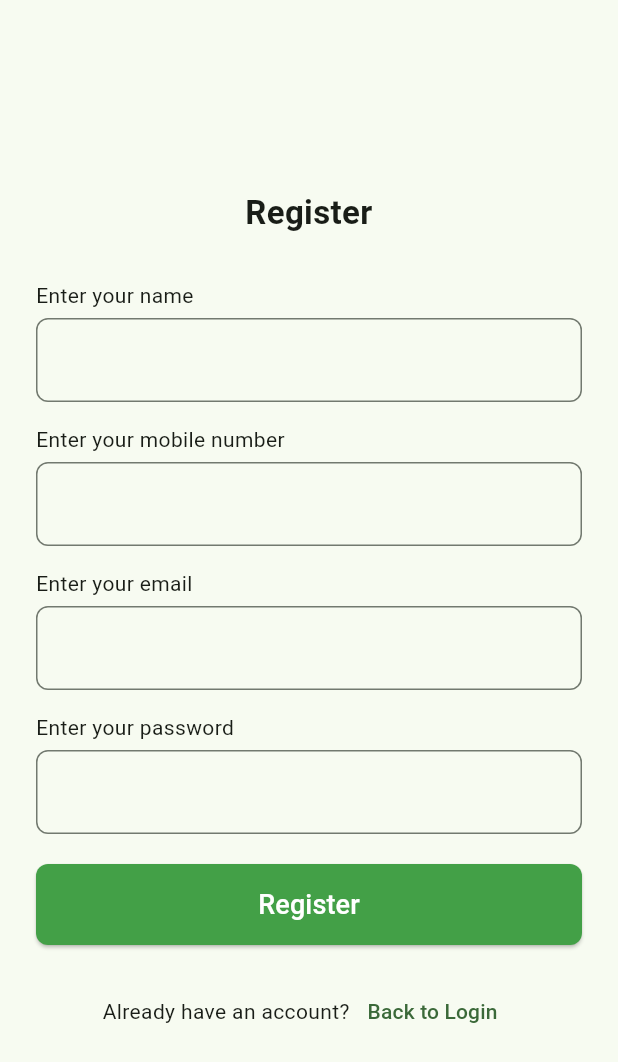
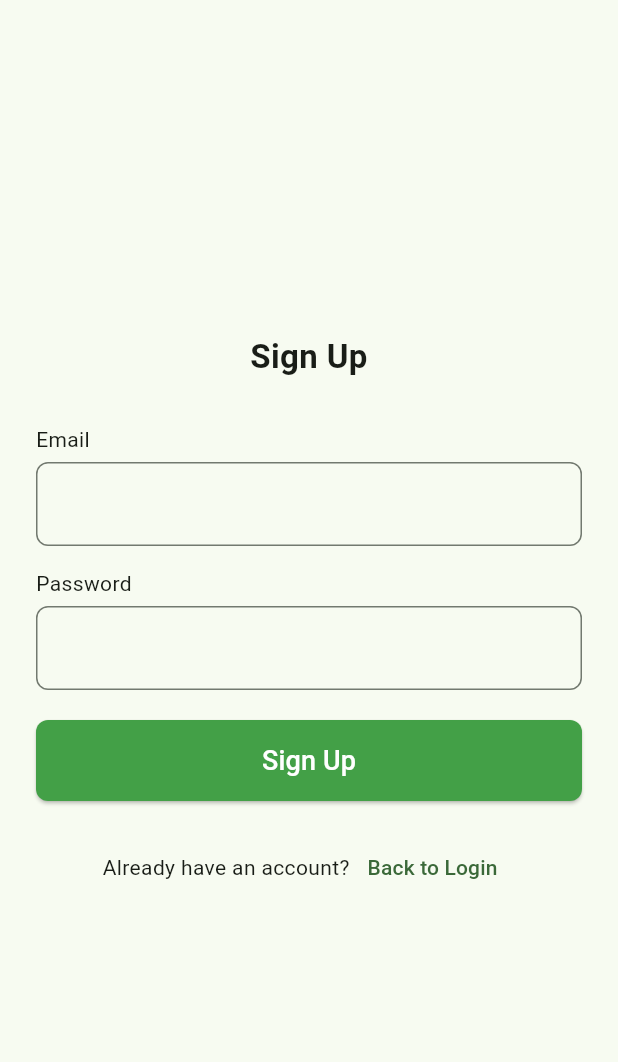
Before and after one commit to jdesai05/RecycleIT, a Flutter app: the SignUp screen opened directly, on a phone screen of 412 x 824 dp. Shown: the top 1062 px of the screen. Run offline on Flutter 3.47's test engine with Material 3 defaults, Android fonts, the phone set to English and light mode, and no system bars; our stand-ins replace firebase_auth, firebase_core, flutter_map, image_picker, latlong2; accounts and stored records are empty.

Commit message:
Jainil Update 3

```diff
--- a/lib/screens/SignUp.dart
+++ b/lib/screens/SignUp.dart
@@ -1,7 +1,56 @@
 import 'package:flutter/material.dart';
+import 'package:firebase_auth/firebase_auth.dart';
+import 'package:recycleit/screens/HomeScreen.dart';
 
-class SignUp extends StatelessWidget {
+class SignUp extends StatefulWidget {
   const SignUp({super.key});
+
+  @override
+  _SignUpState createState() => _SignUpState();
+}
+
+class _SignUpState extends State<SignUp> {
+  final FirebaseAuth _auth = FirebaseAuth.instance;
+  final TextEditingController emailController = TextEditingController();
+  final TextEditingController passwordController = TextEditingController();
+
+  bool isLoading = false;
+
+  Future<void> _signUp() async {
+    setState(() {
+      isLoading = true;
+    });
+
+    try {
+      await _auth.createUserWithEmailAndPassword(
+        email: emailController.text.trim(),
+        password: passwordController.text.trim(),
+      );
+
+      // Navigate to HomeScreen after successful signup
+      Navigator.pushReplacement(
+        context,
+        MaterialPageRoute(builder: (context) => HomeScreen()),
+      );
+    } on FirebaseAuthException catch (e) {
+      String message = "An error occurred. Please try again.";
+
+      if (e.code == 'email-already-in-use') {
+        message = "This email is already registered.";
+      } else if (e.code == 'weak-password') {
+        message = "Password should be at least 6 characters.";
+      }
+
+      // Show error message
+      ScaffoldMessenger.of(context).showSnackBar(
+        SnackBar(content: Text(message), backgroundColor: Colors.red),
+      );
+    }
+
+    setState(() {
+      isLoading = false;
+    });
+  }
 
   @override
   Widget build(BuildContext context) {
@@ -13,71 +62,65 @@ class SignUp extends StatelessWidget {
           crossAxisAlignment: CrossAxisAlignment.stretch,
           children: [
             const Text(
-              'Register',
+              'Sign Up',
               textAlign: TextAlign.center,
               style: TextStyle(fontSize: 22, fontWeight: FontWeight.bold),
             ),
             const SizedBox(height: 30),
-            const Text('Enter your name'),
+
+            // Email Field
+            const Text('Email'),
             const SizedBox(height: 5),
             TextField(
+              controller: emailController,
+              keyboardType: TextInputType.emailAddress,
               decoration: InputDecoration(
-                border:
-                    OutlineInputBorder(borderRadius: BorderRadius.circular(8)),
+                border: OutlineInputBorder(borderRadius: BorderRadius.circular(8)),
               ),
             ),
+
             const SizedBox(height: 15),
-            const Text('Enter your mobile number'),
+
+            // Password Field
+            const Text('Password'),
             const SizedBox(height: 5),
             TextField(
+              controller: passwordController,
+              obscureText: true,
               decoration: InputDecoration(
-                border:
-                    OutlineInputBorder(borderRadius: BorderRadius.circular(8)),
+                border: OutlineInputBorder(borderRadius: BorderRadius.circular(8)),
               ),
             ),
-            const SizedBox(height: 15),
-            const Text('Enter your email'),
-            const SizedBox(height: 5),
-            TextField(
-              decoration: InputDecoration(
-                border:
-                    OutlineInputBorder(borderRadius: BorderRadius.circular(8)),
-              ),
-            ),
-            const SizedBox(height: 15),
-            const Text('Enter your password'),
-            const SizedBox(height: 5),
-            TextField(
-              obscureText: true,
-              decoration: InputDecoration(
-                border:
-                    OutlineInputBorder(borderRadius: BorderRadius.circular(8)),
-              ),
-            ),
+
             const SizedBox(height: 20),
-            ElevatedButton(
-              onPressed: () {},
+
+            // Signup Button
+            isLoading
+                ? Center(child: CircularProgressIndicator())
+                : ElevatedButton(
+                    onPressed: _signUp,
                     style: ElevatedButton.styleFrom(
                       backgroundColor: Colors.green.shade600,
-                shape: RoundedRectangleBorder(
-                    borderRadius: BorderRadius.circular(8)),
+                      shape: RoundedRectangleBorder(borderRadius: BorderRadius.circular(8)),
                     ),
                     child: const Padding(
                       padding: EdgeInsets.symmetric(vertical: 14),
                       child: Text(
-                  'Register',
+                        'Sign Up',
                         style: TextStyle(color: Colors.white, fontSize: 18),
                       ),
                     ),
                   ),
+
             const SizedBox(height: 20),
+
+            // Navigate to Login
             Row(
               mainAxisAlignment: MainAxisAlignment.center,
               children: [
                 const Text("Already have an account?"),
                 TextButton(
                   onPressed: () {
-                    // Going back to the LoginPage
                     Navigator.pop(context);
                   },
                   child: const Text('Back to Login'),
--- a/pubspec.yaml
+++ b/pubspec.yaml
@@ -38,6 +38,8 @@ dependencies:
   latlong2: 0.9.1
   flutter_map: 6.2.1
   webview_flutter: ^4.10.0
+  firebase_core: ^3.12.0
+  firebase_auth: ^5.5.0
 
 dev_dependencies:
   flutter_test:
```
Also changed, not shown: lib/main.dart (+6 -2 lines), lib/screens/LoginForm.dart (+73 -22 lines), lib/widgets/UserSideBar.dart (+25 -47 lines), pubspec.lock, 7 other files. Lines whose indentation alone changed are shown as unchanged.
